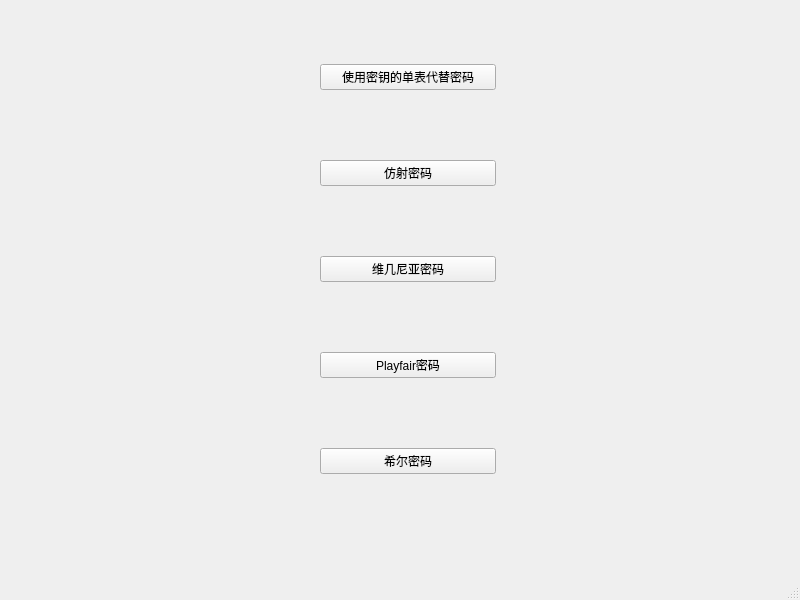
This is UI/main.ui in rh666666/CryptoFlyMaster as Qt 5 draws it before an edit. The edited form follows.
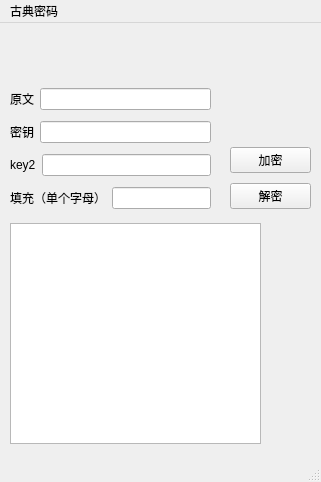
This is the edited form.

Patch:
```diff
--- a/UI/main.ui
+++ b/UI/main.ui
@@ -6,8 +6,8 @@
    <rect>
     <x>0</x>
     <y>0</y>
-    <width>800</width>
-    <height>600</height>
+    <width>321</width>
+    <height>482</height>
    </rect>
   </property>
   <property name="windowTitle">
@@ -17,62 +17,173 @@
    <widget class="QWidget" name="verticalLayoutWidget">
     <property name="geometry">
      <rect>
-      <x>320</x>
-      <y>0</y>
-      <width>176</width>
-      <height>541</height>
+      <x>10</x>
+      <y>60</y>
+      <width>201</width>
+      <height>131</height>
      </rect>
     </property>
     <layout class="QVBoxLayout" name="verticalLayout">
      <item>
+      <layout class="QHBoxLayout" name="horizontalLayout">
+       <item>
+        <widget class="QLabel" name="label_text">
+         <property name="text">
+          <string>原文</string>
+         </property>
+        </widget>
+       </item>
+       <item>
+        <widget class="QLineEdit" name="lineEdit_text"/>
+       </item>
+      </layout>
+     </item>
+     <item>
+      <layout class="QHBoxLayout" name="horizontalLayout_2">
+       <item>
+        <widget class="QLabel" name="label_key1">
+         <property name="text">
+          <string>密钥</string>
+         </property>
+        </widget>
+       </item>
+       <item>
+        <widget class="QLineEdit" name="lineEdit_key1"/>
+       </item>
+      </layout>
+     </item>
+     <item>
+      <layout class="QHBoxLayout" name="horizontalLayout_3">
+       <item>
+        <widget class="QLabel" name="label_key2">
+         <property name="text">
+          <string>key2</string>
+         </property>
+        </widget>
+       </item>
+       <item>
+        <widget class="QLineEdit" name="lineEdit_key2"/>
+       </item>
+      </layout>
+     </item>
+     <item>
+      <layout class="QHBoxLayout" name="horizontalLayout_4">
+       <item>
+        <widget class="QLabel" name="label_fill">
+         <property name="text">
+          <string>填充（单个字母）</string>
+         </property>
+        </widget>
+       </item>
+       <item>
+        <widget class="QLineEdit" name="lineEdit_fill"/>
+       </item>
+      </layout>
+     </item>
+    </layout>
+   </widget>
+   <widget class="QWidget" name="verticalLayoutWidget_2">
+    <property name="geometry">
+     <rect>
+      <x>230</x>
+      <y>120</y>
+      <width>81</width>
+      <height>71</height>
+     </rect>
+    </property>
+    <layout class="QVBoxLayout" name="verticalLayout_2">
+     <item>
       <widget class="QPushButton" name="pushButton">
        <property name="text">
-        <string>使用密钥的单表代替密码</string>
+        <string>加密</string>
        </property>
       </widget>
      </item>
      <item>
       <widget class="QPushButton" name="pushButton_2">
        <property name="text">
-        <string>仿射密码</string>
-       </property>
-      </widget>
-     </item>
-     <item>
-      <widget class="QPushButton" name="pushButton_3">
-       <property name="text">
-        <string>维几尼亚密码</string>
-       </property>
-      </widget>
-     </item>
-     <item>
-      <widget class="QPushButton" name="pushButton_4">
-       <property name="text">
-        <string>Playfair密码</string>
-       </property>
-      </widget>
-     </item>
-     <item>
-      <widget class="QPushButton" name="pushButton_5">
-       <property name="text">
-        <string>希尔密码</string>
+        <string>解密</string>
        </property>
       </widget>
      </item>
     </layout>
    </widget>
+   <widget class="QTextBrowser" name="textBrowser">
+    <property name="geometry">
+     <rect>
+      <x>10</x>
+      <y>200</y>
+      <width>251</width>
+      <height>221</height>
+     </rect>
+    </property>
+   </widget>
+   <widget class="QLabel" name="title">
+    <property name="geometry">
+     <rect>
+      <x>40</x>
+      <y>20</y>
+      <width>221</width>
+      <height>21</height>
+     </rect>
+    </property>
+    <property name="font">
+     <font>
+      <pointsize>16</pointsize>
+     </font>
+    </property>
+    <property name="text">
+     <string/>
+    </property>
+   </widget>
   </widget>
   <widget class="QMenuBar" name="menubar">
    <property name="geometry">
     <rect>
      <x>0</x>
      <y>0</y>
-     <width>800</width>
+     <width>321</width>
      <height>26</height>
     </rect>
    </property>
+   <widget class="QMenu" name="menuTradition">
+    <property name="title">
+     <string>古典密码</string>
+    </property>
+    <addaction name="actionKeyedsub"/>
+    <addaction name="actionAffine"/>
+    <addaction name="actionVegenere"/>
+    <addaction name="actionPlayfair"/>
+    <addaction name="actionHill"/>
+   </widget>
+   <addaction name="menuTradition"/>
   </widget>
-  <widget class="QStatusBar" name="statusbar"/>
+  <widget class="QStatusBar" name="statusBar"/>
+  <action name="actionKeyedsub">
+   <property name="text">
+    <string>使用密钥的单表代替密码</string>
+   </property>
+  </action>
+  <action name="actionAffine">
+   <property name="text">
+    <string>仿射密码</string>
+   </property>
+  </action>
+  <action name="actionVegenere">
+   <property name="text">
+    <string>维吉尼亚密码</string>
+   </property>
+  </action>
+  <action name="actionPlayfair">
+   <property name="text">
+    <string>Playfair密码</string>
+   </property>
+  </action>
+  <action name="actionHill">
+   <property name="text">
+    <string>希尔密码</string>
+   </property>
+  </action>
  </widget>
  <resources/>
  <connections/>
```
